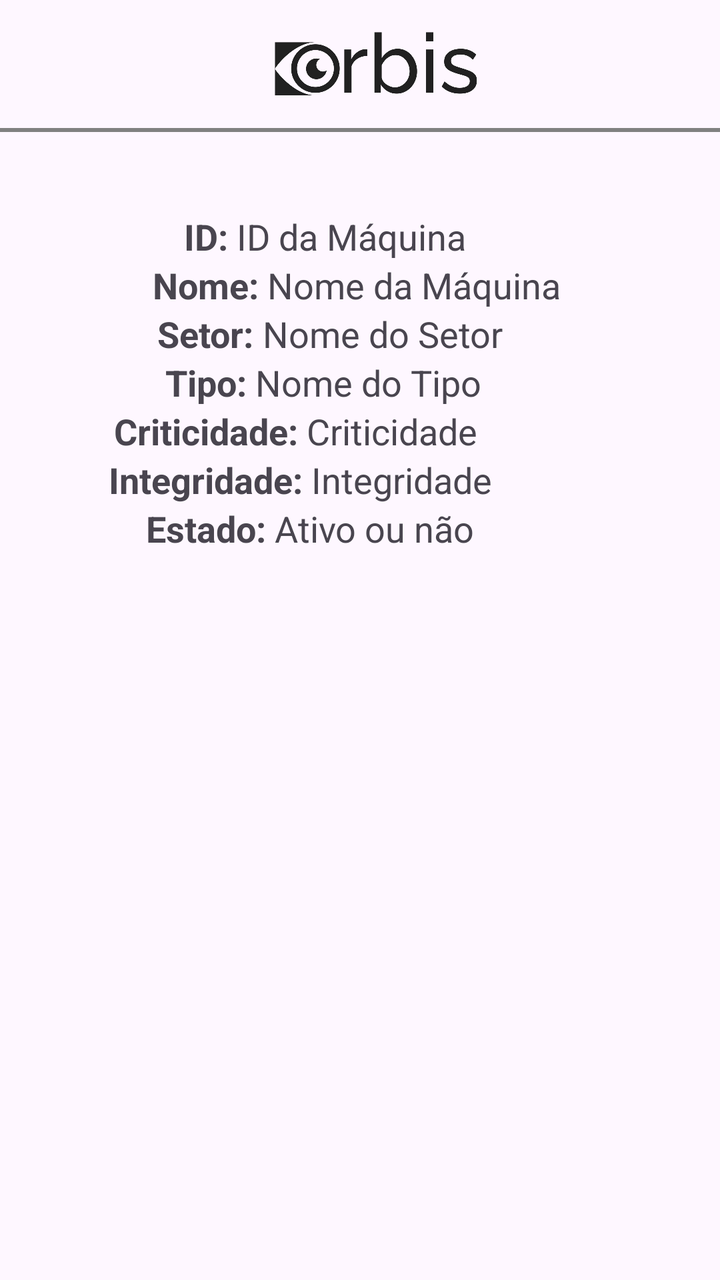
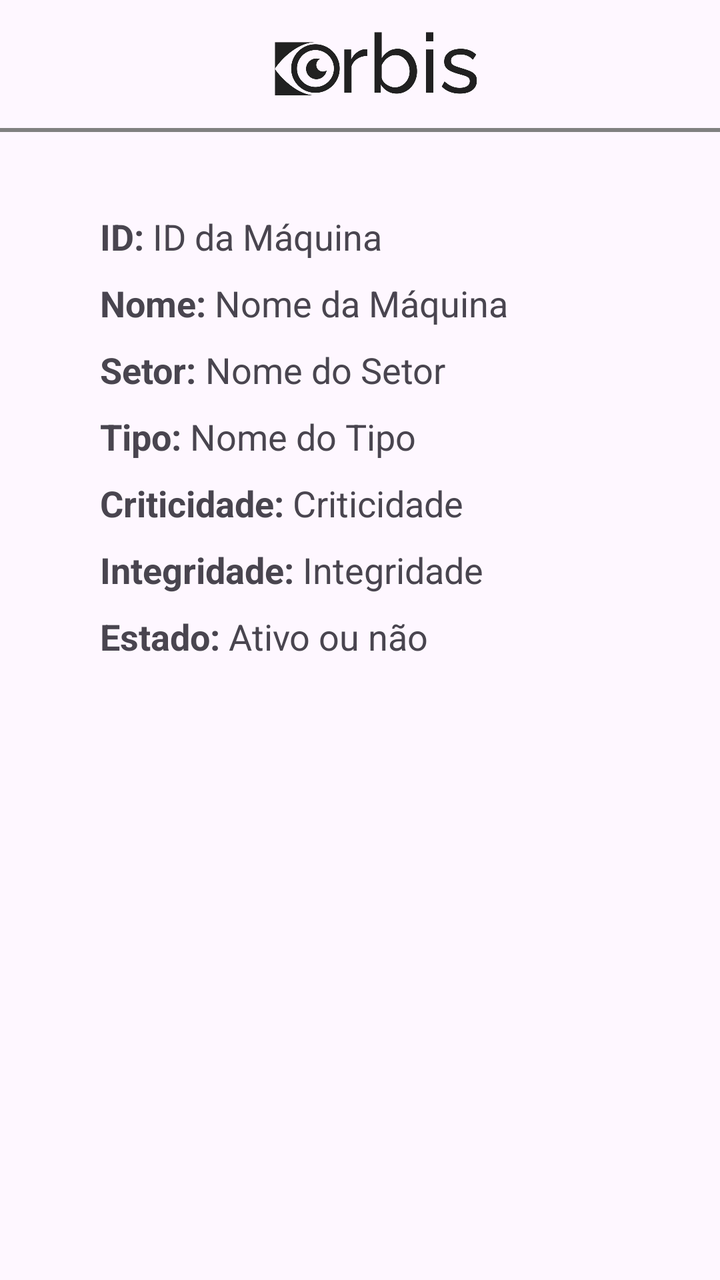

The first picture is an Android layout as it rendered before a commit; the second is the same layout after the commit. The layout source and the unified diff follow.
<!-- AndroidManifest.xml: application theme Theme.Orbis -->
<!-- res/layout/activity_maquina_detalhe.xml -->
<?xml version="1.0" encoding="utf-8"?>
<androidx.constraintlayout.widget.ConstraintLayout xmlns:android="http://schemas.android.com/apk/res/android"
    xmlns:app="http://schemas.android.com/apk/res-auto"
    android:layout_width="match_parent"
    android:layout_height="match_parent">

    <com.google.android.material.appbar.MaterialToolbar
        android:id="@+id/toolbar"
        android:layout_width="0dp"
        android:layout_height="?attr/actionBarSize"
        app:logo="@drawable/orbislogotoolbar"
        app:layout_constraintTop_toTopOf="parent"
        app:layout_constraintStart_toStartOf="parent"
        app:layout_constraintEnd_toEndOf="parent">


    </com.google.android.material.appbar.MaterialToolbar>

    <View
        android:id="@+id/linha"
        android:layout_width="0dp"
        android:layout_height="2dp"
        android:background="#808080"
        app:layout_constraintTop_toBottomOf="@id/toolbar"
        app:layout_constraintStart_toStartOf="parent"
        app:layout_constraintEnd_toEndOf="parent"/>

    <TextView
        android:id="@+id/txtId"
        android:layout_width="wrap_content"
        android:layout_height="wrap_content"
        app:layout_constraintStart_toStartOf="parent"
        app:layout_constraintEnd_toEndOf="parent"
        app:layout_constraintTop_toBottomOf="@+id/linha"
        android:text="ID: "
        android:textSize="18sp"
        android:textStyle="bold"
        android:layout_marginTop="40dp"
        android:layout_marginEnd="150dp"/>


    <TextView
        android:id="@+id/txtIdVariavel"
        android:layout_width="wrap_content"
        android:layout_height="wrap_content"
        android:text="ID da Máquina"
        android:textSize="18sp"
        app:layout_constraintStart_toEndOf="@+id/txtId"
        app:layout_constraintTop_toBottomOf="@+id/linha"
        android:layout_marginTop="40dp"/>

    <TextView
        android:id="@+id/txtNome"
        android:layout_width="wrap_content"
        android:layout_height="wrap_content"
        app:layout_constraintStart_toStartOf="parent"
        app:layout_constraintEnd_toEndOf="parent"
        app:layout_constraintTop_toBottomOf="@+id/txtId"
        android:text="Nome: "
        android:textSize="18sp"
        android:textStyle="bold"
        android:layout_marginEnd="150dp"/>

    <TextView
        android:id="@+id/txtNomeVariavel"
        android:layout_width="wrap_content"
        android:layout_height="wrap_content"
        android:text="Nome da Máquina"
        android:textSize="18sp"
        app:layout_constraintTop_toBottomOf="@+id/txtId"
        app:layout_constraintStart_toEndOf="@+id/txtNome"/>

    <TextView
        android:id="@+id/txtSetor"
        android:layout_width="wrap_content"
        android:layout_height="wrap_content"
        app:layout_constraintStart_toStartOf="parent"
        app:layout_constraintEnd_toEndOf="parent"
        app:layout_constraintTop_toBottomOf="@+id/txtNome"
        android:text="Setor: "
        android:textSize="18sp"
        android:textStyle="bold"
        android:layout_marginEnd="150dp"/>

    <TextView
        android:id="@+id/txtSetorVariavel"
        android:layout_width="wrap_content"
        android:layout_height="wrap_content"
        android:text="Nome do Setor"
        android:textSize="18sp"
        app:layout_constraintTop_toBottomOf="@+id/txtNome"
        app:layout_constraintStart_toEndOf="@+id/txtSetor"/>

    <TextView
        android:id="@+id/txtTipo"
        android:layout_width="wrap_content"
        android:layout_height="wrap_content"
        app:layout_constraintStart_toStartOf="parent"
        app:layout_constraintEnd_toEndOf="parent"
        app:layout_constraintTop_toBottomOf="@+id/txtSetor"
        android:text="Tipo: "
        android:textSize="18sp"
        android:textStyle="bold"
        android:layout_marginEnd="150dp"/>

    <TextView
        android:id="@+id/txtTipoVariavel"
        android:layout_width="wrap_content"
        android:layout_height="wrap_content"
        android:text="Nome do Tipo"
        android:textSize="18sp"
        app:layout_constraintTop_toBottomOf="@+id/txtSetor"
        app:layout_constraintStart_toEndOf="@+id/txtTipo"/>

    <TextView
        android:id="@+id/txtCriticidade"
        android:layout_width="wrap_content"
        android:layout_height="wrap_content"
        app:layout_constraintStart_toStartOf="parent"
        app:layout_constraintEnd_toEndOf="parent"
        app:layout_constraintTop_toBottomOf="@+id/txtTipo"
        android:text="Criticidade: "
        android:textSize="18sp"
        android:textStyle="bold"
        android:layout_marginEnd="150dp"/>

    <TextView
        android:id="@+id/txtCriticidadeVariavel"
        android:layout_width="wrap_content"
        android:layout_height="wrap_content"
        android:text="Criticidade"
        android:textSize="18sp"
        app:layout_constraintTop_toBottomOf="@+id/txtTipo"
        app:layout_constraintStart_toEndOf="@+id/txtCriticidade"/>

    <TextView
        android:id="@+id/txtIntegridade"
        android:layout_width="wrap_content"
        android:layout_height="wrap_content"
        app:layout_constraintStart_toStartOf="parent"
        app:layout_constraintEnd_toEndOf="parent"
        app:layout_constraintTop_toBottomOf="@+id/txtCriticidade"
        android:text="Integridade: "
        android:textSize="18sp"
        android:textStyle="bold"
        android:layout_marginEnd="150dp"/>

    <TextView
        android:id="@+id/txtIntegridadeVariavel"
        android:layout_width="wrap_content"
        android:layout_height="wrap_content"
        android:text="Integridade"
        android:textSize="18sp"
        app:layout_constraintTop_toBottomOf="@+id/txtCriticidade"
        app:layout_constraintStart_toEndOf="@+id/txtIntegridade"/>

    <TextView
        android:id="@+id/txtEstado"
        android:layout_width="wrap_content"
        android:layout_height="wrap_content"
        app:layout_constraintStart_toStartOf="parent"
        app:layout_constraintEnd_toEndOf="parent"
        app:layout_constraintTop_toBottomOf="@+id/txtIntegridade"
        android:text="Estado: "
        android:textSize="18sp"
        android:textStyle="bold"
        android:layout_marginEnd="150dp"/>

    <TextView
        android:id="@+id/txtEstadoVariavel"
        android:layout_width="wrap_content"
        android:layout_height="wrap_content"
        android:text="Ativo ou não"
        android:textSize="18sp"
        app:layout_constraintTop_toBottomOf="@+id/txtIntegridade"
        app:layout_constraintStart_toEndOf="@+id/txtEstado"/>

</androidx.constraintlayout.widget.ConstraintLayout>
<!-- resources referenced by this layout -->
<resources>
  <!-- drawable orbislogotoolbar: png bitmap (drawable, 63004 bytes) -->
  <style name="Theme.Orbis" parent="Base.Theme.Orbis" />
  <style name="Base.Theme.Orbis" parent="Theme.Material3.DayNight.NoActionBar">
          
          
      </style>
</resources>

<!-- the commit's change to res/layout/activity_maquina_detalhe.xml (unified diff, before → after) -->
@@ -30,13 +30,12 @@
         android:layout_width="wrap_content"
         android:layout_height="wrap_content"
         app:layout_constraintStart_toStartOf="parent"
-        app:layout_constraintEnd_toEndOf="parent"
         app:layout_constraintTop_toBottomOf="@+id/linha"
         android:text="ID: "
         android:textSize="18sp"
         android:textStyle="bold"
         android:layout_marginTop="40dp"
-        android:layout_marginEnd="150dp"/>
+        android:layout_marginStart="50dp"/>
 
 
     <TextView
@@ -54,12 +53,12 @@
         android:layout_width="wrap_content"
         android:layout_height="wrap_content"
         app:layout_constraintStart_toStartOf="parent"
-        app:layout_constraintEnd_toEndOf="parent"
         app:layout_constraintTop_toBottomOf="@+id/txtId"
         android:text="Nome: "
         android:textSize="18sp"
         android:textStyle="bold"
-        android:layout_marginEnd="150dp"/>
+        android:layout_marginStart="50dp"
+        android:layout_marginTop="9dp"/>
 
     <TextView
         android:id="@+id/txtNomeVariavel"
@@ -68,19 +67,20 @@
         android:text="Nome da Máquina"
         android:textSize="18sp"
         app:layout_constraintTop_toBottomOf="@+id/txtId"
-        app:layout_constraintStart_toEndOf="@+id/txtNome"/>
+        app:layout_constraintStart_toEndOf="@+id/txtNome"
+        android:layout_marginTop="9dp"/>
 
     <TextView
         android:id="@+id/txtSetor"
         android:layout_width="wrap_content"
         android:layout_height="wrap_content"
         app:layout_constraintStart_toStartOf="parent"
-        app:layout_constraintEnd_toEndOf="parent"
         app:layout_constraintTop_toBottomOf="@+id/txtNome"
         android:text="Setor: "
         android:textSize="18sp"
         android:textStyle="bold"
-        android:layout_marginEnd="150dp"/>
+        android:layout_marginStart="50dp"
+        android:layout_marginTop="9dp"/>
 
     <TextView
         android:id="@+id/txtSetorVariavel"
@@ -89,19 +89,20 @@
         android:text="Nome do Setor"
         android:textSize="18sp"
         app:layout_constraintTop_toBottomOf="@+id/txtNome"
-        app:layout_constraintStart_toEndOf="@+id/txtSetor"/>
+        app:layout_constraintStart_toEndOf="@+id/txtSetor"
+        android:layout_marginTop="9dp"/>
 
     <TextView
         android:id="@+id/txtTipo"
         android:layout_width="wrap_content"
         android:layout_height="wrap_content"
         app:layout_constraintStart_toStartOf="parent"
-        app:layout_constraintEnd_toEndOf="parent"
         app:layout_constraintTop_toBottomOf="@+id/txtSetor"
         android:text="Tipo: "
         android:textSize="18sp"
         android:textStyle="bold"
-        android:layout_marginEnd="150dp"/>
+        android:layout_marginStart="50dp"
+        android:layout_marginTop="9dp"/>
 
     <TextView
         android:id="@+id/txtTipoVariavel"
@@ -110,19 +111,20 @@
         android:text="Nome do Tipo"
         android:textSize="18sp"
         app:layout_constraintTop_toBottomOf="@+id/txtSetor"
-        app:layout_constraintStart_toEndOf="@+id/txtTipo"/>
+        app:layout_constraintStart_toEndOf="@+id/txtTipo"
+        android:layout_marginTop="9dp"/>
 
     <TextView
         android:id="@+id/txtCriticidade"
         android:layout_width="wrap_content"
         android:layout_height="wrap_content"
         app:layout_constraintStart_toStartOf="parent"
-        app:layout_constraintEnd_toEndOf="parent"
         app:layout_constraintTop_toBottomOf="@+id/txtTipo"
         android:text="Criticidade: "
         android:textSize="18sp"
         android:textStyle="bold"
-        android:layout_marginEnd="150dp"/>
+        android:layout_marginStart="50dp"
+        android:layout_marginTop="9dp"/>
 
     <TextView
         android:id="@+id/txtCriticidadeVariavel"
@@ -131,19 +133,20 @@
         android:text="Criticidade"
         android:textSize="18sp"
         app:layout_constraintTop_toBottomOf="@+id/txtTipo"
-        app:layout_constraintStart_toEndOf="@+id/txtCriticidade"/>
+        app:layout_constraintStart_toEndOf="@+id/txtCriticidade"
+        android:layout_marginTop="9dp"/>
 
     <TextView
         android:id="@+id/txtIntegridade"
         android:layout_width="wrap_content"
         android:layout_height="wrap_content"
         app:layout_constraintStart_toStartOf="parent"
-        app:layout_constraintEnd_toEndOf="parent"
         app:layout_constraintTop_toBottomOf="@+id/txtCriticidade"
         android:text="Integridade: "
         android:textSize="18sp"
         android:textStyle="bold"
-        android:layout_marginEnd="150dp"/>
+        android:layout_marginStart="50dp"
+        android:layout_marginTop="9dp"/>
 
     <TextView
         android:id="@+id/txtIntegridadeVariavel"
@@ -152,19 +155,20 @@
         android:text="Integridade"
         android:textSize="18sp"
         app:layout_constraintTop_toBottomOf="@+id/txtCriticidade"
-        app:layout_constraintStart_toEndOf="@+id/txtIntegridade"/>
+        app:layout_constraintStart_toEndOf="@+id/txtIntegridade"
+        android:layout_marginTop="9dp"/>
 
     <TextView
         android:id="@+id/txtEstado"
         android:layout_width="wrap_content"
         android:layout_height="wrap_content"
         app:layout_constraintStart_toStartOf="parent"
-        app:layout_constraintEnd_toEndOf="parent"
         app:layout_constraintTop_toBottomOf="@+id/txtIntegridade"
         android:text="Estado: "
         android:textSize="18sp"
         android:textStyle="bold"
-        android:layout_marginEnd="150dp"/>
+        android:layout_marginStart="50dp"
+        android:layout_marginTop="9dp"/>
 
     <TextView
         android:id="@+id/txtEstadoVariavel"
@@ -173,6 +177,7 @@
         android:text="Ativo ou não"
         android:textSize="18sp"
         app:layout_constraintTop_toBottomOf="@+id/txtIntegridade"
-        app:layout_constraintStart_toEndOf="@+id/txtEstado"/>
+        app:layout_constraintStart_toEndOf="@+id/txtEstado"
+        android:layout_marginTop="9dp"/>
 
 </androidx.constraintlayout.widget.ConstraintLayout>
